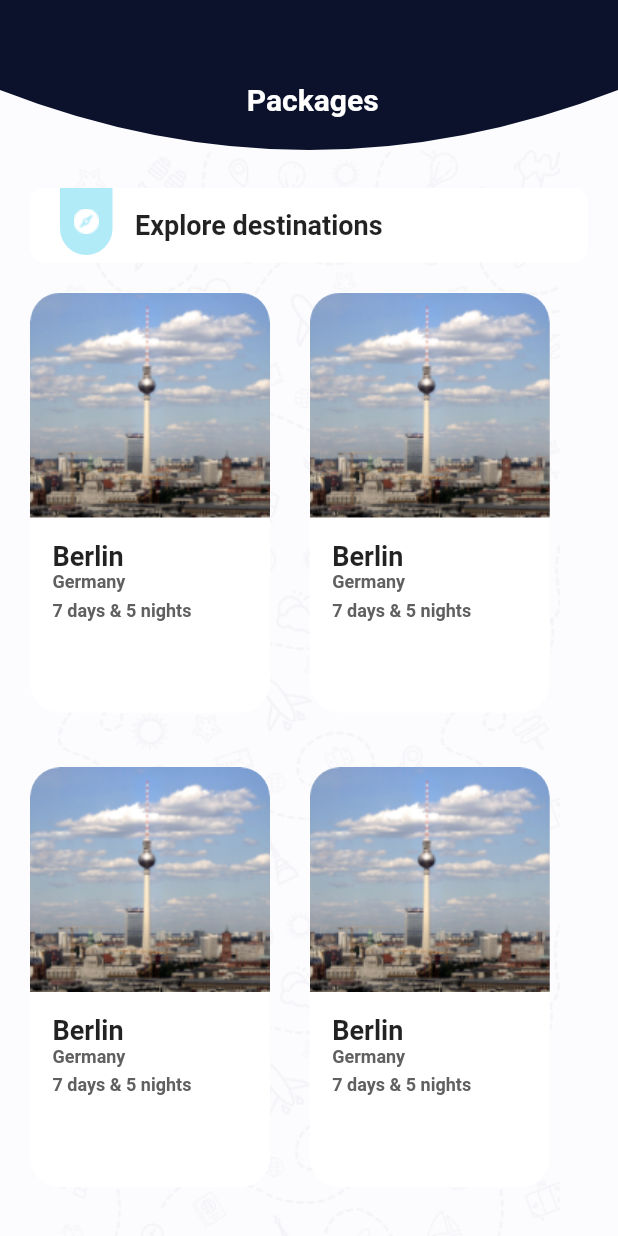
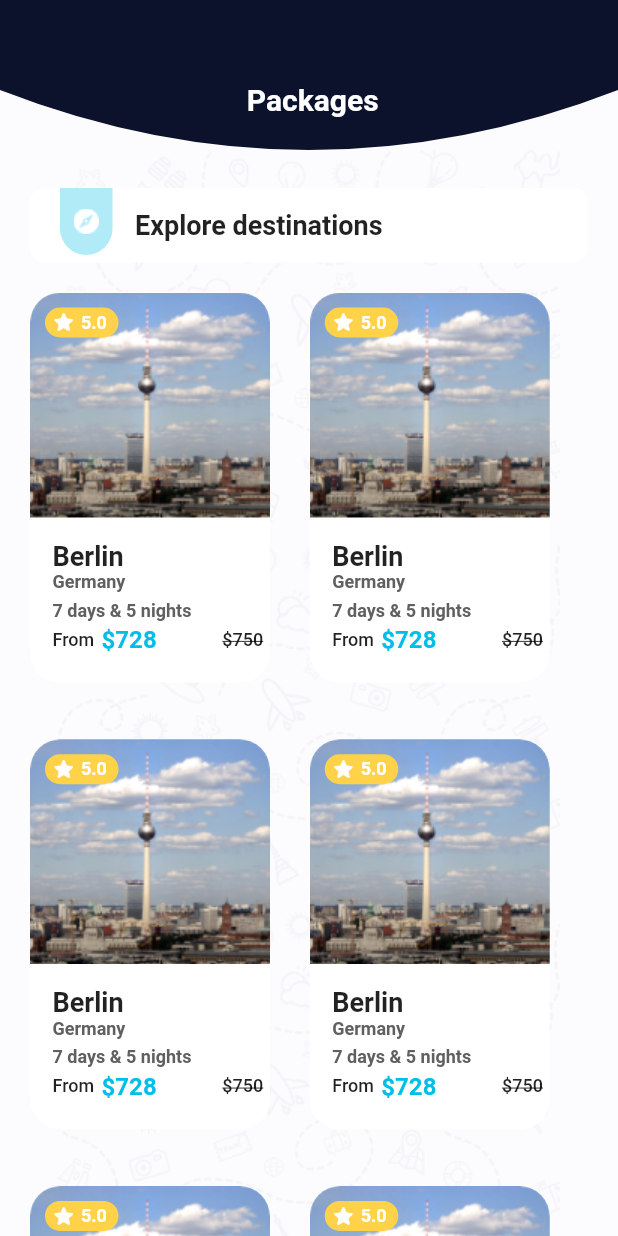
Before and after one commit to Omar-Moshtaha/tourism, a Flutter app: the screen it shows after launch, on a phone screen of 412 x 824 dp. Run offline on Flutter 3.47's test engine with Material 2 defaults, Android fonts, the light colour scheme and no system bars; our stand-ins replace flutter_custom_clippers, hexcolor.

Commit message:
Packages_Screen_Finish

```diff
--- a/lib/packages.dart
+++ b/lib/packages.dart
@@ -182,13 +182,13 @@ decoration: BoxDecoration(
 
   Padding(
     padding: const EdgeInsets.only(top: 20,left: 20,right: 20,bottom: 20),
-    child: GridView.count(childAspectRatio: 1/1.70,physics: NeverScrollableScrollPhysics(),mainAxisSpacing:1 ,crossAxisSpacing: 1,shrinkWrap: true , crossAxisCount: 2,children:List.generate(10, (index) => Stack(
+    child: GridView.count(childAspectRatio: 1/1.60,physics: NeverScrollableScrollPhysics(),mainAxisSpacing:1 ,crossAxisSpacing: 1,shrinkWrap: true , crossAxisCount: 2,children:List.generate(10, (index) => Stack(
       children: [
         Container(decoration: BoxDecoration(
             color: Colors.white,
 
 borderRadius: BorderRadius.circular(20)
-        ),width: 160,height: 280,),
+        ),width: 160,height: 260,),
         Container(width: 160,height: 150,decoration: BoxDecoration(
           borderRadius: BorderRadius.only(topLeft: Radius.circular(20),topRight: Radius.circular(20)),
           image: DecorationImage(
@@ -268,8 +268,33 @@ Padding(
 
 
 
-      ),)
+      ),),
+SizedBox(height: 3,),
+      Row(
+  children: [
+    Text("From",style: TextStyle(
+      fontSize: 12,
+      fontWeight: FontWeight.w500
+    ),),
+   SizedBox(width: 5,),
+    Text("\$728",style: TextStyle(
+        fontSize: 16,
+        fontWeight: FontWeight.bold,
+      color: HexColor("#00BEE8")
+    ),),
+    Spacer(),
+    Padding(
+      padding: const EdgeInsets.only(right:30 ),
+      child: Text("\$750",style: TextStyle(
+          fontSize: 12,
+          fontWeight: FontWeight.w500,
+        decoration: TextDecoration.lineThrough
+      ),),
+    )
 
+
+  ],
+),
 
 
 
@@ -286,6 +311,29 @@ Padding(
 
   ),
 ),
+        Padding(
+          padding: const EdgeInsets.only(top: 10,left: 10),
+          child: Container(
+          child: Row(
+            children: [
+
+              Padding(
+                padding: const EdgeInsets.only(left: 4),
+                child: Icon(Icons.star_rounded,color: Colors.white,size: 17,),
+              ),
+              SizedBox(width: 3,),
+              Text("5.0",style: TextStyle(
+                fontSize: 12,
+                color: Colors.white,
+                fontWeight: FontWeight.bold
+              ),),
+            ],
+          ),width:49 ,height: 20,decoration: BoxDecoration(
+            color: HexColor("#FFD24A"),
+
+            borderRadius: BorderRadius.circular(20),
+          ),),
+        )
       ],
     ))),
   ),
```
